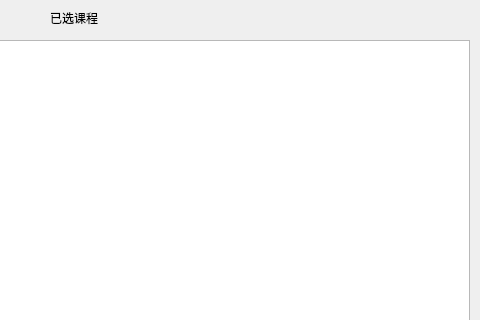
AngXue/stuCour-SelMS, file ui/originalUIFile/selectedSubsWindow.ui: the form before one commit; both pictures show x 350 to 830 and y 0 to 320 of the 830 by 620 pixel window.
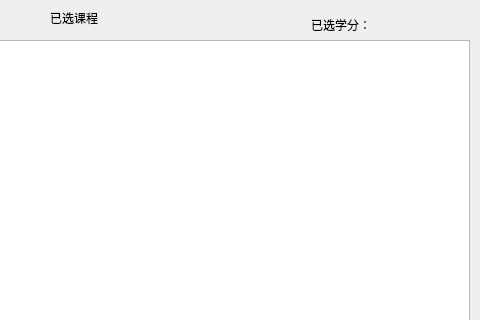
The form after the commit.

```diff
--- a/ui/originalUIFile/selectedSubsWindow.ui
+++ b/ui/originalUIFile/selectedSubsWindow.ui
@@ -60,6 +60,19 @@
     <string>已选课程</string>
    </property>
   </widget>
+  <widget class="QLabel" name="label">
+   <property name="geometry">
+    <rect>
+     <x>661</x>
+     <y>9</y>
+     <width>161</width>
+     <height>31</height>
+    </rect>
+   </property>
+   <property name="text">
+    <string>已选学分：</string>
+   </property>
+  </widget>
  </widget>
  <resources/>
  <connections/>
```
